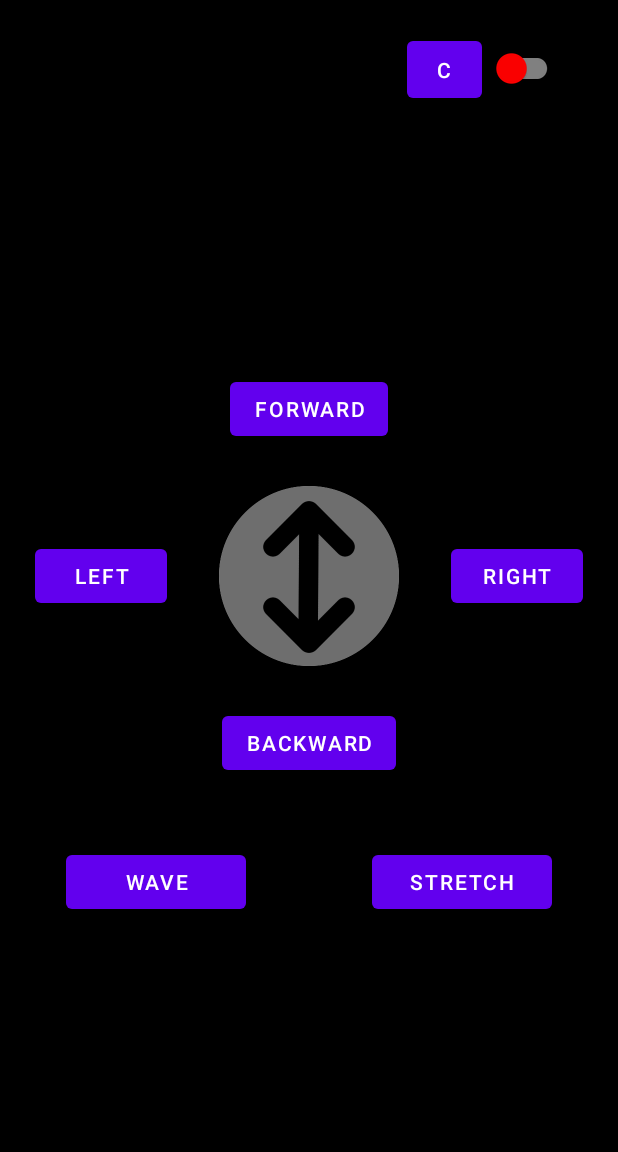
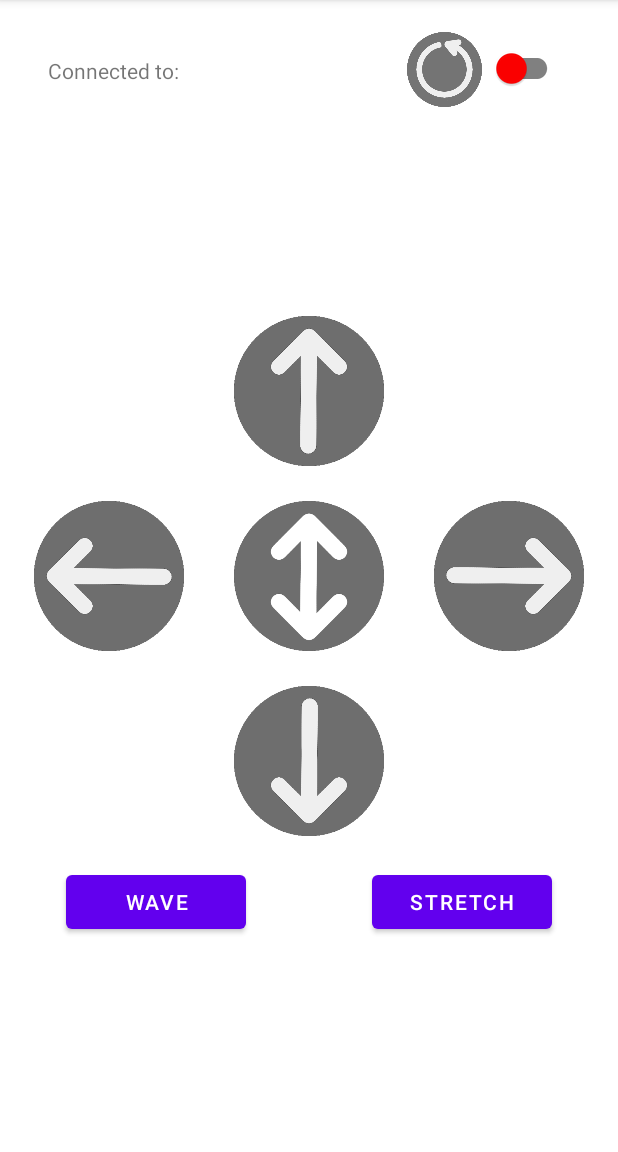
Before and after one commit to Mquack/SpiderRemote, an Android app: the MainActivity2 screen opened directly, with no data from a screen before it, on a phone screen of 412 x 824 dp, the part 84-1236 px from its top. Run offline under Robolectric (Android 15) with nearby library versions, the light colour scheme and no system bars.

Commit message:
fixed imagebuttons that look ok in both dark and light mode

```diff
--- a/app/src/main/java/com/example/spiderremote/MainActivity2.java
+++ b/app/src/main/java/com/example/spiderremote/MainActivity2.java
@@ -1,6 +1,7 @@
 package com.example.spiderremote;
 
 import androidx.appcompat.app.AppCompatActivity;
+import androidx.appcompat.app.AppCompatDelegate;
 import androidx.appcompat.widget.SwitchCompat;
 import androidx.fragment.app.Fragment;
 
@@ -17,6 +18,7 @@ import android.util.Log;
 import android.view.MotionEvent;
 import android.view.View;
 import android.widget.Button;
+import android.widget.ImageButton;
 import android.widget.TextView;
 import android.widget.Toast;
 
@@ -44,6 +46,7 @@ public class MainActivity2 extends AppCompatActivity {
         super.onCreate(savedInstanceState);
         setContentView(R.layout.activity_main2);
 
+
         Intent ish = getIntent();
         Bundle bleh = ish.getExtras();
         TextView btInfoText = (TextView)findViewById(R.id.connected_to);
@@ -51,7 +54,7 @@ public class MainActivity2 extends AppCompatActivity {
         SwitchCompat mySwitch = (SwitchCompat) findViewById(R.id.connection_switch);
         mySwitch.setClickable(false);
 
-        Button connect_btn = (Button) findViewById(R.id.btn_connect);
+        ImageButton connect_btn = (ImageButton) findViewById(R.id.btn_connect);
         connect_btn.setOnClickListener(new View.OnClickListener() {
             @Override
             public void onClick(View view) {
@@ -123,16 +126,16 @@ public class MainActivity2 extends AppCompatActivity {
             }
         });
 
-        Button btn1 = (Button) findViewById(R.id.btn_forward);
+        ImageButton btn1 = (ImageButton) findViewById(R.id.btn_forward);
         btn1.setOnTouchListener(myTouchListener);
 
-        Button btn2 = (Button) findViewById(R.id.btn_backward);
+        ImageButton btn2 = (ImageButton) findViewById(R.id.btn_backward);
         btn2.setOnTouchListener(myTouchListener);
 
-        Button btn3 = (Button) findViewById(R.id.btn_left);
+        ImageButton btn3 = (ImageButton) findViewById(R.id.btn_left);
         btn3.setOnTouchListener(myTouchListener);
 
-        Button btn4 = (Button) findViewById(R.id.btn_right);
+        ImageButton btn4 = (ImageButton) findViewById(R.id.btn_right);
         btn4.setOnTouchListener(myTouchListener);
     }
 
--- a/app/src/main/res/layout/activity_main2.xml
+++ b/app/src/main/res/layout/activity_main2.xml
@@ -4,17 +4,15 @@
     xmlns:tools="http://schemas.android.com/tools"
     android:layout_width="match_parent"
     android:layout_height="match_parent"
-    android:background="@color/black"
     tools:context=".MainActivity2">
 
     <ImageButton
         android:id="@+id/btn_center"
-        android:src="@drawable/arrow_up_down"
-        android:layout_width="120dp"
-        android:layout_height="120dp"
+        android:src="@drawable/arrow_up_down_w"
+        android:layout_width="100dp"
+        android:layout_height="100dp"
         android:scaleType="centerCrop"
-        android:background="@color/black"
-        android:shape="ring"
+        android:background="@null"
         android:tag="0"
         android:onClick="sendData"
         app:layout_constraintBottom_toBottomOf="parent"
@@ -22,10 +20,13 @@
         app:layout_constraintStart_toStartOf="parent"
         app:layout_constraintTop_toTopOf="parent" />
 
-    <Button
+    <ImageButton
         android:id="@+id/btn_forward"
-        android:layout_width="wrap_content"
-        android:layout_height="wrap_content"
+        android:src="@drawable/arrow_up"
+        android:layout_width="100dp"
+        android:layout_height="100dp"
+        android:scaleType="centerCrop"
+        android:background="@null"
         android:text="Forward"
         android:tag="1"
         app:layout_constraintBottom_toTopOf="@+id/btn_center"
@@ -34,10 +35,13 @@
         app:layout_constraintTop_toTopOf="parent"
         app:layout_constraintVertical_bias="0.9" />
 
-    <Button
+    <ImageButton
         android:id="@+id/btn_backward"
-        android:layout_width="wrap_content"
-        android:layout_height="wrap_content"
+        android:src="@drawable/arrow_down"
+        android:layout_width="100dp"
+        android:layout_height="100dp"
+        android:scaleType="centerCrop"
+        android:background="@null"
         android:text="Backward"
         android:tag="2"
         app:layout_constraintBottom_toBottomOf="parent"
@@ -46,24 +50,30 @@
         app:layout_constraintTop_toBottomOf="@+id/btn_center"
         app:layout_constraintVertical_bias="0.1" />
 
-    <Button
+    <ImageButton
         android:id="@+id/btn_left"
-        android:layout_width="wrap_content"
-        android:layout_height="wrap_content"
+        android:src="@drawable/arrow_left"
+        android:layout_width="100dp"
+        android:layout_height="100dp"
+        android:scaleType="centerCrop"
+        android:background="@null"
+        android:text="Left"
         android:tag="3"
-        android:text="Left"
         app:layout_constraintBottom_toBottomOf="parent"
         app:layout_constraintEnd_toStartOf="@+id/btn_center"
         app:layout_constraintHorizontal_bias="0.4"
         app:layout_constraintStart_toStartOf="parent"
         app:layout_constraintTop_toTopOf="parent" />
 
-    <Button
+    <ImageButton
         android:id="@+id/btn_right"
-        android:layout_width="wrap_content"
-        android:layout_height="wrap_content"
+        android:src="@drawable/arrow_right"
+        android:layout_width="100dp"
+        android:layout_height="100dp"
+        android:scaleType="centerCrop"
+        android:background="@null"
+        android:text="Right"
         android:tag="4"
-        android:text="Right"
         app:layout_constraintBottom_toBottomOf="parent"
         app:layout_constraintEnd_toEndOf="parent"
         app:layout_constraintHorizontal_bias="0.6"
@@ -122,11 +132,13 @@
         app:thumbTint="@drawable/custom_switch"
         app:trackTint="@color/gray" />
 
-    <Button
+    <ImageButton
         android:id="@+id/btn_connect"
+        android:src="@drawable/reconnect"
         android:layout_width="50dp"
         android:layout_height="50dp"
-        android:text="C"
+        android:scaleType="centerCrop"
+        android:background="@null"
         app:layout_constraintBottom_toBottomOf="parent"
         app:layout_constraintEnd_toEndOf="parent"
         app:layout_constraintHorizontal_bias="0.75"
```
Also changed, not shown: app/src/main/res/drawable/arrow_down.png, app/src/main/res/drawable/arrow_down_p.png (deleted), app/src/main/res/drawable/arrow_left.png, app/src/main/res/drawable/arrow_left_p.png (deleted), app/src/main/res/drawable/arrow_right.png, app/src/main/res/drawable/arrow_right_p.png (deleted), app/src/main/res/drawable/arrow_up.png, app/src/main/res/drawable/arrow_up_down.png (deleted), app/src/main/res/drawable/arrow_up_down_p.png (deleted), app/src/main/res/drawable/arrow_up_down_w.png (added), app/src/main/res/drawable/arrow_up_p.png (deleted), app/src/main/res/drawable/reconnect.png, app/src/main/res/drawable/reconnect_p.png (deleted).
